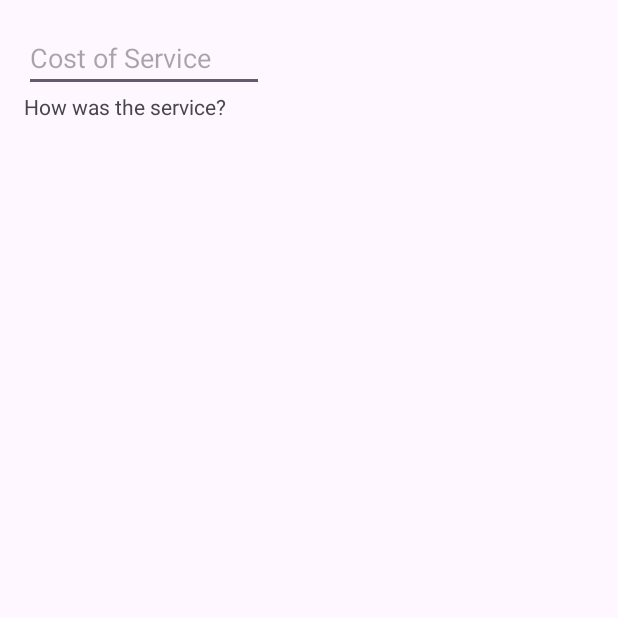
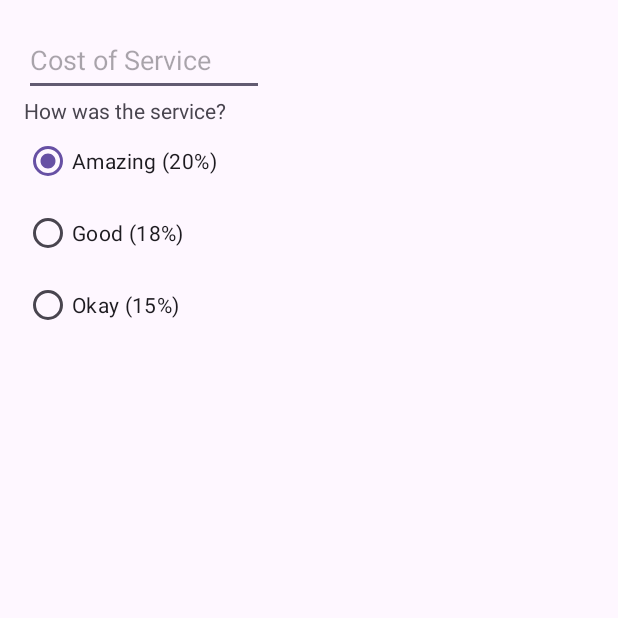
Before and after one commit to ImmortalAmxx/Tip-Time, an Android app: the screen it shows after launch (MainActivity), on a phone screen of 412 x 824 dp, the top half of it. Run offline under Robolectric (Android 15) with nearby library versions, the phone set to English and light mode, and no system bars.

```diff
--- a/app/src/main/res/layout/activity_main.xml
+++ b/app/src/main/res/layout/activity_main.xml
@@ -12,8 +12,9 @@
         android:id="@+id/cost_of_service"
         android:layout_width="160dp"
         android:layout_height="wrap_content"
+        android:hint="Cost of Service"
         android:inputType="numberDecimal"
-        android:hint="Cost of Service"
+        android:minHeight="48dp"
         app:layout_constraintStart_toStartOf="parent"
         app:layout_constraintTop_toTopOf="parent" />
 
@@ -22,8 +23,34 @@
         android:layout_width="wrap_content"
         android:layout_height="wrap_content"
         android:text="How was the service?"
-        tools:ignore="MissingConstraints"
+        app:layout_constraintTop_toBottomOf="@id/cost_of_service"
+        app:layout_constraintStart_toStartOf="parent" />
+
+    <RadioGroup
+        android:id="@+id/tip_options"
+        android:checkedButton="@id/option_twenty_percent"
+        android:layout_width="wrap_content"
+        android:layout_height="wrap_content"
+        app:layout_constraintTop_toBottomOf="@id/service_question"
         app:layout_constraintStart_toStartOf="parent"
-        app:layout_constraintTop_toBottomOf="@id/cost_of_service" />
+        android:orientation="vertical">
 
+        <RadioButton
+            android:id="@+id/option_twenty_percent"
+            android:layout_width="wrap_content"
+            android:layout_height="wrap_content"
+            android:text="Amazing (20%)" />
+
+        <RadioButton
+            android:id="@+id/option_eighteen_percent"
+            android:layout_width="wrap_content"
+            android:layout_height="wrap_content"
+            android:text="Good (18%)" />
+
+        <RadioButton
+            android:id="@+id/option_fifteen_percent"
+            android:layout_width="wrap_content"
+            android:layout_height="wrap_content"
+            android:text="Okay (15%)" />
+    </RadioGroup>
 </androidx.constraintlayout.widget.ConstraintLayout>
```
